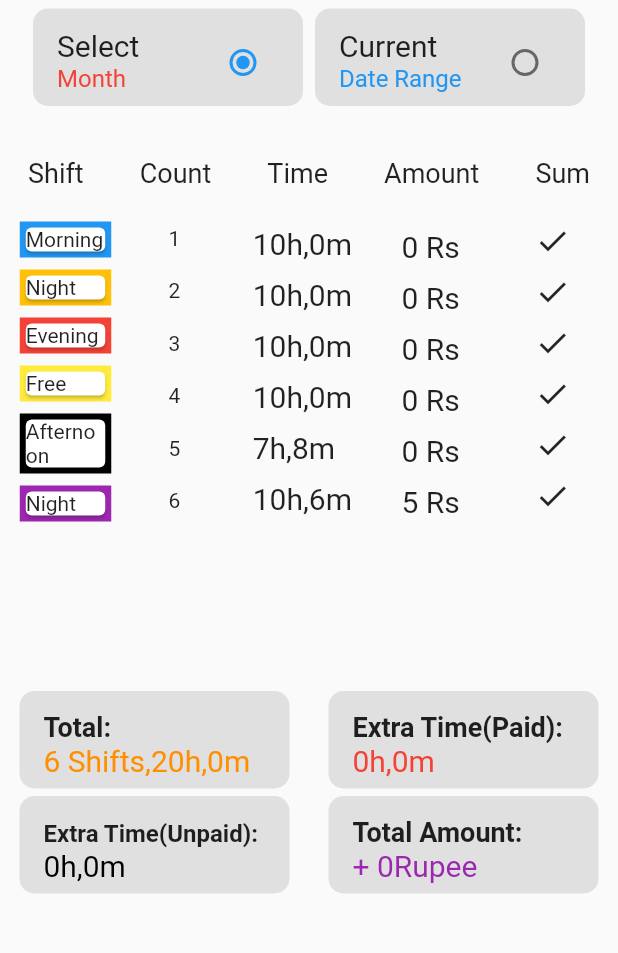
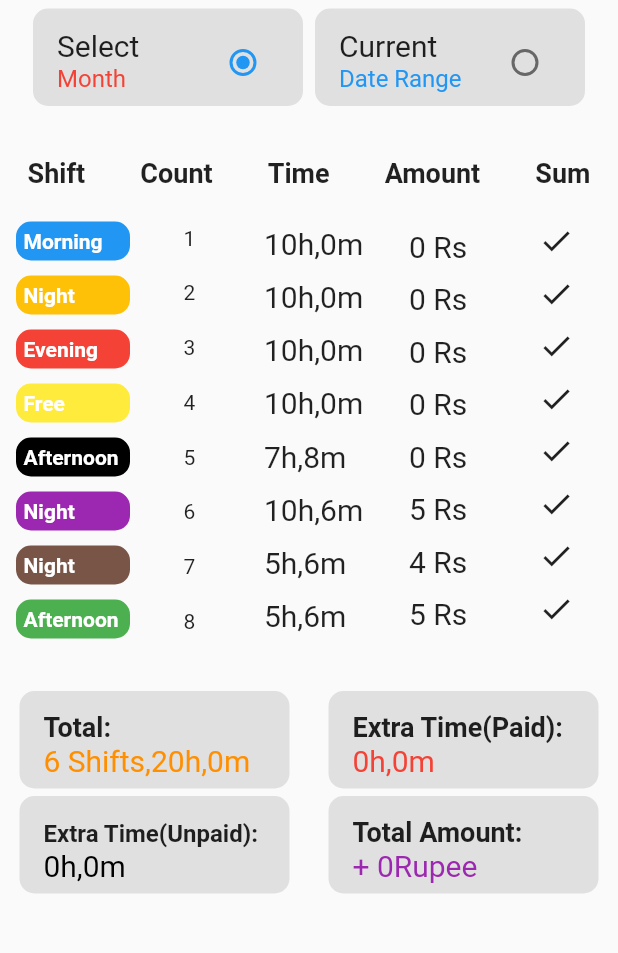
Before and after one commit to Sharan-ayush08/statistics, a Flutter app: the screen it shows after launch, on a phone screen of 412 x 824 dp, the part 137-1090 px from its top. Run offline on Flutter 3.47's test engine with Material 2 defaults, Android fonts, the phone set to English and light mode, and no system bars.

Commit message:
Changes Applied

```diff
--- a/lib/statistics.dart
+++ b/lib/statistics.dart
@@ -27,7 +27,9 @@ class _StatisticsState extends State<Statistics> {
     Colors.purple,
     Colors.brown,
     Colors.green,
-    Colors.greenAccent
+    Colors.greenAccent,
+    Colors.brown,
+    Colors.grey
   ];
   List shift = [
     "Morning",
@@ -36,11 +38,33 @@ class _StatisticsState extends State<Statistics> {
     "Free",
     "Afternoon",
     "Night",
+    "Night",
+    "Afternoon"
   ];
-  List count = ['1', '2', '3', '4', '5', '6'];
-  List time = ['10h,0m', '10h,0m', '10h,0m', '10h,0m', '7h,8m', '10h,6m'];
-  List amount = ['0 Rs', '0 Rs', '0 Rs', '0 Rs', '0 Rs', '5 Rs'];
+  List count = ['1', '2', '3', '4', '5', '6', '7', '8'];
+  List time = [
+    '10h,0m',
+    '10h,0m',
+    '10h,0m',
+    '10h,0m',
+    '7h,8m',
+    '10h,6m',
+    '5h,6m',
+    '5h,6m'
+  ];
+  List amount = [
+    '0 Rs',
+    '0 Rs',
+    '0 Rs',
+    '0 Rs',
+    '0 Rs',
+    '5 Rs',
+    '4 Rs',
+    '5 Rs'
+  ];
   List sum = [
+    Icons.check,
+    Icons.check,
     Icons.check,
     Icons.check,
     Icons.check,
@@ -128,23 +152,23 @@ class _StatisticsState extends State<Statistics> {
             children: [
               Text(
                 "Shift",
-                style: TextStyle(fontSize: 18.0),
+                style: TextStyle(fontSize: 18.0, fontWeight: FontWeight.bold),
               ),
               Text(
                 "Count",
-                style: TextStyle(fontSize: 18.0),
+                style: TextStyle(fontSize: 18.0, fontWeight: FontWeight.bold),
               ),
               Text(
                 "Time",
-                style: TextStyle(fontSize: 18.0),
+                style: TextStyle(fontSize: 18.0, fontWeight: FontWeight.bold),
               ),
               Text(
                 "Amount",
-                style: TextStyle(fontSize: 18.0),
+                style: TextStyle(fontSize: 18.0, fontWeight: FontWeight.bold),
               ),
               Text(
                 "Sum",
-                style: TextStyle(fontSize: 18.0),
+                style: TextStyle(fontSize: 18.0, fontWeight: FontWeight.bold),
               ),
             ],
           ),
@@ -159,7 +183,7 @@ class _StatisticsState extends State<Statistics> {
                   children: [
                     Container(
                       height: 300,
-                      width: 75,
+                      width: 90,
                       child: Padding(
                         padding: const EdgeInsets.all(7.0),
                         child: ListView.separated(
@@ -167,19 +191,23 @@ class _StatisticsState extends State<Statistics> {
                             separatorBuilder:
                                 (BuildContext context, int index) {
                               return SizedBox(
-                                height: 8,
+                                height: 10,
                               );
                             },
                             itemCount: shift.length,
                             itemBuilder: (BuildContext context, int index) {
                               return Container(
                                 decoration: BoxDecoration(
-                                  color: color[index],
-                                ),
-                                child: Card(
+                                    color: color[index],
+                                    borderRadius: BorderRadius.circular(10.0)),
+                                child: Padding(
+                                  padding: const EdgeInsets.all(5.0),
                                   child: Text(
                                     shift[index],
-                                    style: TextStyle(fontSize: 14),
+                                    style: TextStyle(
+                                        fontSize: 14,
+                                        color: Colors.white,
+                                        fontWeight: FontWeight.bold),
                                   ),
                                 ),
                               );
@@ -191,7 +219,7 @@ class _StatisticsState extends State<Statistics> {
                       width: 75,
                       child: ListView.separated(
                           separatorBuilder: (BuildContext context, int index) {
-                            return SizedBox(height: 9);
+                            return SizedBox(height: 10.5);
                           },
                           itemCount: count.length,
                           itemBuilder: (BuildContext context, int index) {
@@ -209,7 +237,7 @@ class _StatisticsState extends State<Statistics> {
                         child: ListView.separated(
                             separatorBuilder:
                                 (BuildContext context, int index) {
-                              return SizedBox(height: 11);
+                              return SizedBox(height: 12.5);
                             },
                             itemCount: time.length,
                             itemBuilder: (BuildContext context, int index) {
@@ -228,7 +256,7 @@ class _StatisticsState extends State<Statistics> {
                         child: ListView.separated(
                             separatorBuilder:
                                 (BuildContext context, int index) {
-                              return SizedBox(height: 11);
+                              return SizedBox(height: 12);
                             },
                             itemCount: amount.length,
                             itemBuilder: (BuildContext context, int index) {
@@ -247,7 +275,7 @@ class _StatisticsState extends State<Statistics> {
                         child: ListView.separated(
                             separatorBuilder:
                                 (BuildContext context, int index) {
-                              return SizedBox(height: 10);
+                              return SizedBox(height: 11);
                             },
                             itemCount: sum.length,
                             itemBuilder: (BuildContext context, int index) {
@@ -360,7 +388,7 @@ class Date extends StatefulWidget {
 }
 
 class _DateState extends State<Date> {
-  String _selectDate = DateTime.now().toString();
+  String? selectDate = 'Choose Date';
   _openDatePicker(BuildContext context) async {
     final DateTime? picked = await showDatePicker(
       context: context,
@@ -368,11 +396,13 @@ class _DateState extends State<Date> {
       firstDate: DateTime(1940),
       lastDate: DateTime(2030),
     );
+    // ignore: unrelated_type_equality_checks
     if (picked != null) {
       setState(() {
-        _selectDate = new DateFormat.yMEd("en_US").format(picked).toString();
+        selectDate =
+            "${picked.toLocal().day}/${picked.toLocal().month}/${picked.toLocal().year}";
         // print(date.toString());
-        print(_selectDate);
+        print(selectDate);
       });
     }
   }
@@ -417,10 +447,11 @@ class _DateState extends State<Date> {
                     leading: Icon(
                       Icons.date_range_outlined,
                       color: Colors.black,
+                      size: 28,
                     ),
                     title: Text(
-                      _selectDate,
-                      style: TextStyle(color: Colors.black),
+                      selectDate!,
+                      style: TextStyle(color: Colors.black, fontSize: 18),
                     ),
                   ),
                 ),
@@ -441,10 +472,11 @@ class _DateState extends State<Date> {
                         leading: Icon(
                           Icons.date_range_outlined,
                           color: Colors.black,
+                          size: 28,
                         ),
                         title: Text(
-                          _selectDate,
-                          style: TextStyle(color: Colors.black),
+                          selectDate!,
+                          style: TextStyle(color: Colors.black, fontSize: 18),
                         ),
                       ),
                     ),
```
